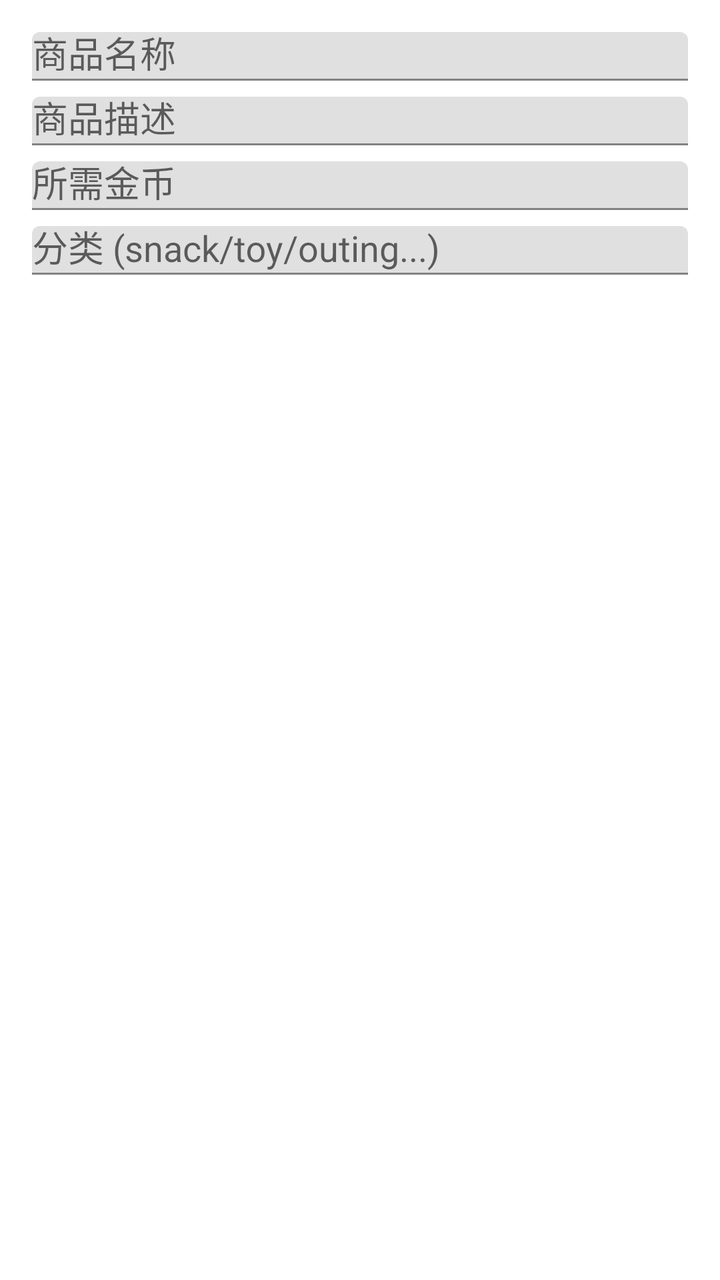
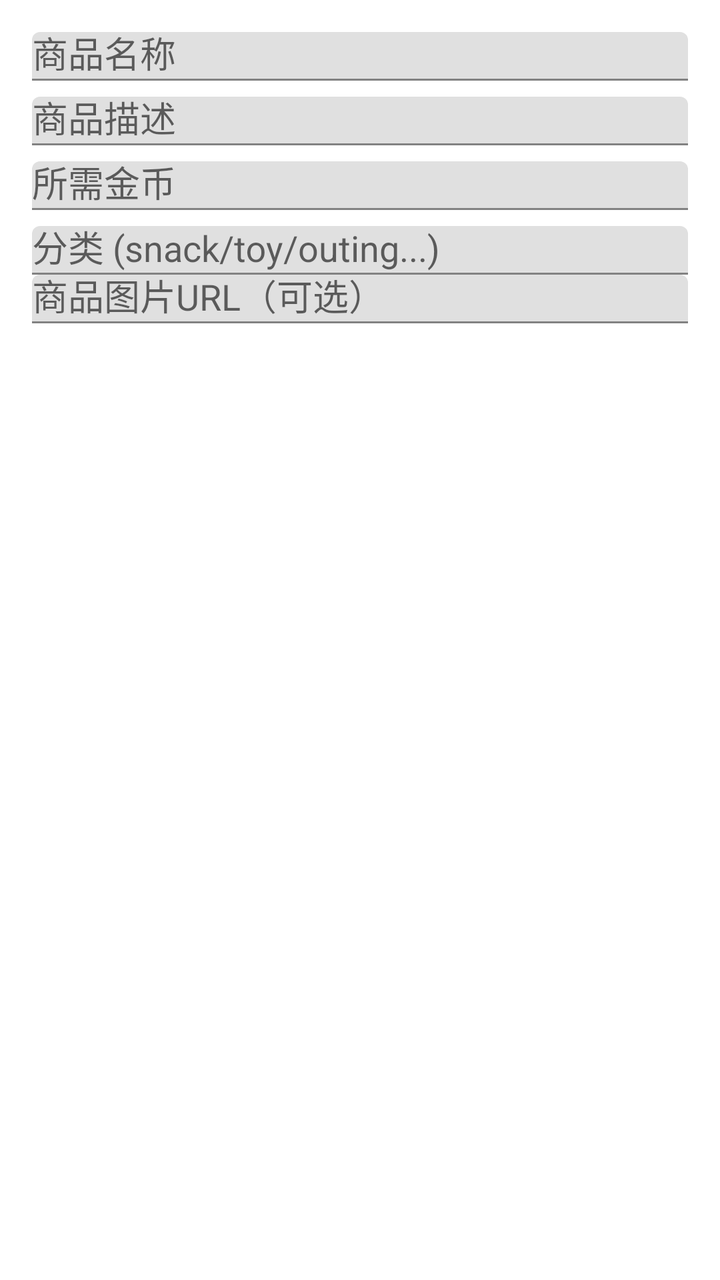

Before-and-after screenshots of an Android layout around one commit, followed by the original layout XML and the change that was made.
<!-- AndroidManifest.xml: application theme Theme.HabitTracker -->
<!-- res/layout/dialog_add_shop_item.xml -->
<?xml version="1.0" encoding="utf-8"?>
<LinearLayout xmlns:android="http://schemas.android.com/apk/res/android"
    android:layout_width="match_parent"
    android:layout_height="wrap_content"
    android:orientation="vertical"
    android:padding="16dp">

    <com.google.android.material.textfield.TextInputLayout
        android:layout_width="match_parent"
        android:layout_height="wrap_content"
        android:hint="商品名称"
        android:layout_marginBottom="8dp">

        <android.widget.EditText
            android:id="@+id/et_item_name"
            android:layout_width="match_parent"
            android:layout_height="wrap_content" />

    </com.google.android.material.textfield.TextInputLayout>

    <com.google.android.material.textfield.TextInputLayout
        android:layout_width="match_parent"
        android:layout_height="wrap_content"
        android:hint="商品描述"
        android:layout_marginBottom="8dp">

        <android.widget.EditText
            android:id="@+id/et_item_desc"
            android:layout_width="match_parent"
            android:layout_height="wrap_content"
            android:inputType="textMultiLine" />

    </com.google.android.material.textfield.TextInputLayout>

    <com.google.android.material.textfield.TextInputLayout
        android:layout_width="match_parent"
        android:layout_height="wrap_content"
        android:hint="所需金币"
        android:layout_marginBottom="8dp">

        <android.widget.EditText
            android:id="@+id/et_item_price"
            android:layout_width="match_parent"
            android:layout_height="wrap_content"
            android:inputType="number" />

    </com.google.android.material.textfield.TextInputLayout>

    <com.google.android.material.textfield.TextInputLayout
        android:layout_width="match_parent"
        android:layout_height="wrap_content"
        android:hint="分类 (snack/toy/outing...)">

        <android.widget.EditText
            android:id="@+id/et_item_category"
            android:layout_width="match_parent"
            android:layout_height="wrap_content" />

    </com.google.android.material.textfield.TextInputLayout>

</LinearLayout>
<!-- resources referenced by this layout -->
<resources>
  <style name="Theme.HabitTracker" parent="Theme.MaterialComponents.Light.NoActionBar">
          <item name="colorPrimary">@color/child_pink</item>
          <item name="colorPrimaryVariant">@color/child_pink_light</item>
          <item name="colorOnPrimary">@color/white</item>
          <item name="colorSecondary">@color/child_green</item>
          <item name="android:statusBarColor">@color/child_pink_light</item>
      </style>
  <color name="child_pink">#FF6B9D</color>
  <color name="child_pink_light">#FFF0F5</color>
  <color name="white">#FFFFFF</color>
  <color name="child_green">#4CAF50</color>
</resources>

<!-- the commit's change to res/layout/dialog_add_shop_item.xml (unified diff, before → after) -->
@@ -58,4 +58,19 @@
 
     </com.google.android.material.textfield.TextInputLayout>
 
+    
+    <com.google.android.material.textfield.TextInputLayout
+        android:layout_width="match_parent"
+        android:layout_height="wrap_content"
+        android:hint="商品图片URL（可选）"
+        android:helperText="输入图片链接，商品展示时会显示该图片">
+
+        <android.widget.EditText
+            android:id="@+id/et_item_image_url"
+            android:layout_width="match_parent"
+            android:layout_height="wrap_content"
+            android:inputType="textUri" />
+
+    </com.google.android.material.textfield.TextInputLayout>
+
 </LinearLayout>
